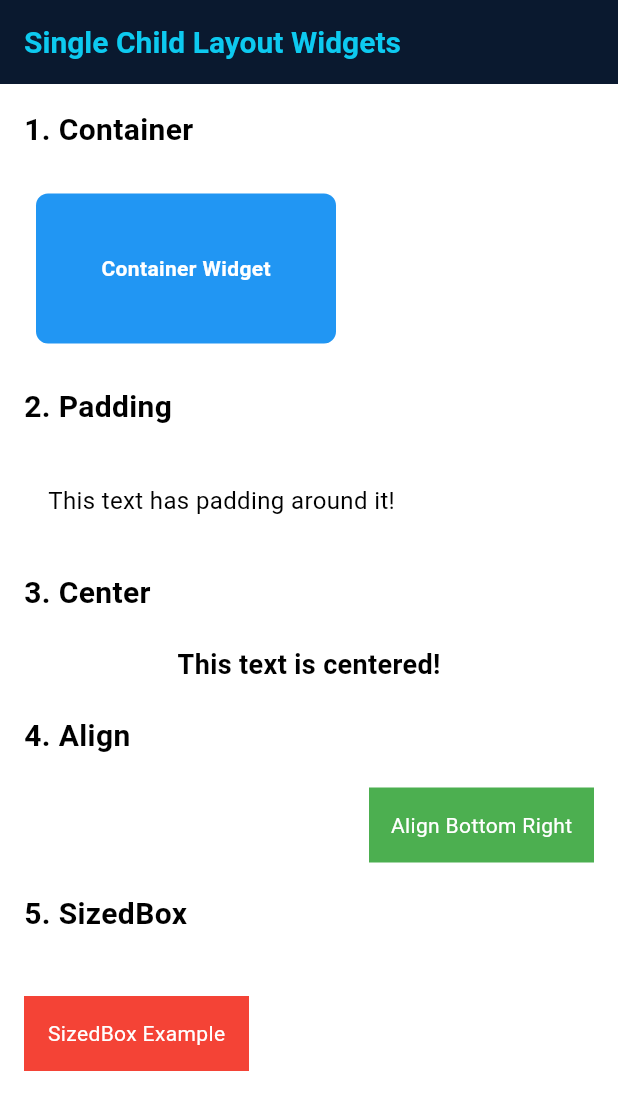
After one commit to thirdygayares/Flutter, a Flutter app: the SingleChildLayoutPage screen opened by its route, on a phone screen of 412 x 824 dp. The commit adds this screen. Shown: the top 1110 px of the screen. Run offline on Flutter 3.47's test engine with Material 3 defaults, Android fonts, the phone set to English and light mode, and no system bars; our stand-ins replace go_router.

Commit message:
feat: single child layout

```diff
--- a/lib/core/route.dart
+++ b/lib/core/route.dart
@@ -1,5 +1,6 @@
 import 'package:flutter_foundamentals/features/flutter_components/basic_elements/screen/basic_element_page.dart';
 import 'package:flutter_foundamentals/features/flutter_components/input_widgets/screen/input_widget_screen.dart';
+import 'package:flutter_foundamentals/features/flutter_components/layout/single_child_layout/screen/single_child_layout_page.dart';
 import 'package:flutter_foundamentals/features/themes/screen/color_page.dart';
 import 'package:flutter_foundamentals/features/themes/screen/typography_page.dart';
 import 'package:go_router/go_router.dart';
@@ -40,6 +41,11 @@ final GoRouter appRouter  = GoRouter(
     GoRoute(
       path: '/input-widgets',
       builder: (context, state) => InputWidgetScreen(),
-    )
+    ),
+    GoRoute(
+      path: '/single-child-layout',
+      builder: (context, state) => SingleChildLayoutPage(),
+    ),
+
   ],
 );
--- /dev/null
+++ b/lib/features/flutter_components/layout/single_child_layout/components/align_component.dart
@@ -0,0 +1,23 @@
+import 'package:flutter/material.dart';
+
+class AlignComponent extends StatelessWidget {
+  const AlignComponent({Key? key}) : super(key: key);
+
+  @override
+  Widget build(BuildContext context) {
+    return Align(
+      alignment: Alignment.bottomRight,
+      child: Container(
+        color: Colors.green,
+        width: 150,
+        height: 50,
+        child: const Center(
+          child: Text(
+            "Align Bottom Right",
+            style: TextStyle(color: Colors.white),
+          ),
+        ),
+      ),
+    );
+  }
+}
--- /dev/null
+++ b/lib/features/flutter_components/layout/single_child_layout/components/center_component.dart
@@ -0,0 +1,15 @@
+import 'package:flutter/material.dart';
+
+class CenterComponent extends StatelessWidget {
+  const CenterComponent({Key? key}) : super(key: key);
+
+  @override
+  Widget build(BuildContext context) {
+    return const Center(
+      child: Text(
+        "This text is centered!",
+        style: TextStyle(fontSize: 18, fontWeight: FontWeight.bold),
+      ),
+    );
+  }
+}
--- /dev/null
+++ b/lib/features/flutter_components/layout/single_child_layout/components/container_component.dart
@@ -0,0 +1,25 @@
+import 'package:flutter/material.dart';
+
+class ContainerComponent extends StatelessWidget {
+  const ContainerComponent({Key? key}) : super(key: key);
+
+  @override
+  Widget build(BuildContext context) {
+    return Container(
+      width: 200,
+      height: 100,
+      padding: const EdgeInsets.all(8),
+      margin: const EdgeInsets.all(8),
+      decoration: BoxDecoration(
+        color: Colors.blue,
+        borderRadius: BorderRadius.circular(8),
+      ),
+      child: const Center(
+        child: Text(
+          "Container Widget",
+          style: TextStyle(color: Colors.white, fontWeight: FontWeight.bold),
+        ),
+      ),
+    );
+  }
+}
--- /dev/null
+++ b/lib/features/flutter_components/layout/single_child_layout/components/padding_component.dart
@@ -0,0 +1,16 @@
+import 'package:flutter/material.dart';
+
+class PaddingComponent extends StatelessWidget {
+  const PaddingComponent({Key? key}) : super(key: key);
+
+  @override
+  Widget build(BuildContext context) {
+    return Padding(
+      padding: const EdgeInsets.all(16.0),
+      child: const Text(
+        "This text has padding around it!",
+        style: TextStyle(fontSize: 16, color: Colors.black),
+      ),
+    );
+  }
+}
--- /dev/null
+++ b/lib/features/flutter_components/layout/single_child_layout/components/sizedbox_component.dart
@@ -0,0 +1,27 @@
+import 'package:flutter/material.dart';
+
+class SizedBoxComponent extends StatelessWidget {
+  const SizedBoxComponent({Key? key}) : super(key: key);
+
+  @override
+  Widget build(BuildContext context) {
+    return Column(
+      children: [
+        const SizedBox(height: 20), // Empty space
+        Container(
+          color: Colors.red,
+          child: const SizedBox(
+            width: 150,
+            height: 50,
+            child: Center(
+              child: Text(
+                "SizedBox Example",
+                style: TextStyle(color: Colors.white),
+              ),
+            ),
+          ),
+        ),
+      ],
+    );
+  }
+}
--- /dev/null
+++ b/lib/features/flutter_components/layout/single_child_layout/screen/single_child_layout_page.dart
@@ -0,0 +1,40 @@
+import 'package:flutter/material.dart';
+import '../components/container_component.dart';
+import '../components/padding_component.dart';
+import '../components/center_component.dart';
+import '../components/align_component.dart';
+import '../components/sizedbox_component.dart';
+
+class SingleChildLayoutPage extends StatelessWidget {
+  const SingleChildLayoutPage({Key? key}) : super(key: key);
+
+  @override
+  Widget build(BuildContext context) {
+    return Scaffold(
+      appBar: AppBar(title: const Text("Single Child Layout Widgets")),
+      body: SingleChildScrollView(
+        padding: const EdgeInsets.all(16),
+        child: Column(
+          crossAxisAlignment: CrossAxisAlignment.start,
+          spacing: 20,
+          children: const [
+            Text("1. Container", style: TextStyle(fontSize: 20, fontWeight: FontWeight.bold)),
+            ContainerComponent(),
+
+            Text("2. Padding", style: TextStyle(fontSize: 20, fontWeight: FontWeight.bold)),
+            PaddingComponent(),
+
+            Text("3. Center", style: TextStyle(fontSize: 20, fontWeight: FontWeight.bold)),
+            CenterComponent(),
+
+            Text("4. Align", style: TextStyle(fontSize: 20, fontWeight: FontWeight.bold)),
+            AlignComponent(),
+
+            Text("5. SizedBox", style: TextStyle(fontSize: 20, fontWeight: FontWeight.bold)),
+            SizedBoxComponent(),
+          ],
+        ),
+      ),
+    );
+  }
+}
--- a/lib/features/homepage/screen/home_page.dart
+++ b/lib/features/homepage/screen/home_page.dart
@@ -9,7 +9,7 @@ class HomePage extends StatelessWidget {
       body: SingleChildScrollView(
         child: Column(
           spacing: 6,
-          mainAxisAlignment: MainAxisAlignment.spaceEvenly,
+          mainAxisAlignment: MainAxisAlignment.center,
           children: [
             Text('Home Page'),
             ElevatedButton(
@@ -54,6 +54,12 @@ class HomePage extends StatelessWidget {
               child: Text('Go to Input Widgets'),
             ),
 
+            ElevatedButton(
+              onPressed: () {
+                context.go('/single-child-layout');
+              },
+              child: Text('Go to Single Child Layout'),
+            ),
           ],
         ),
       ),
```
